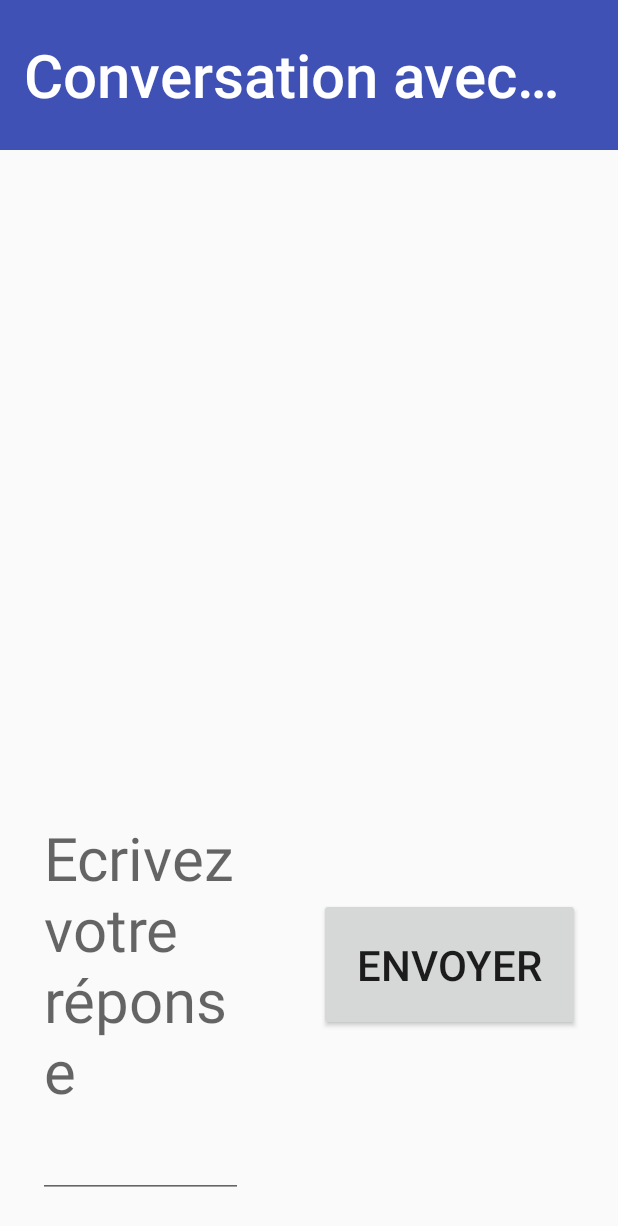
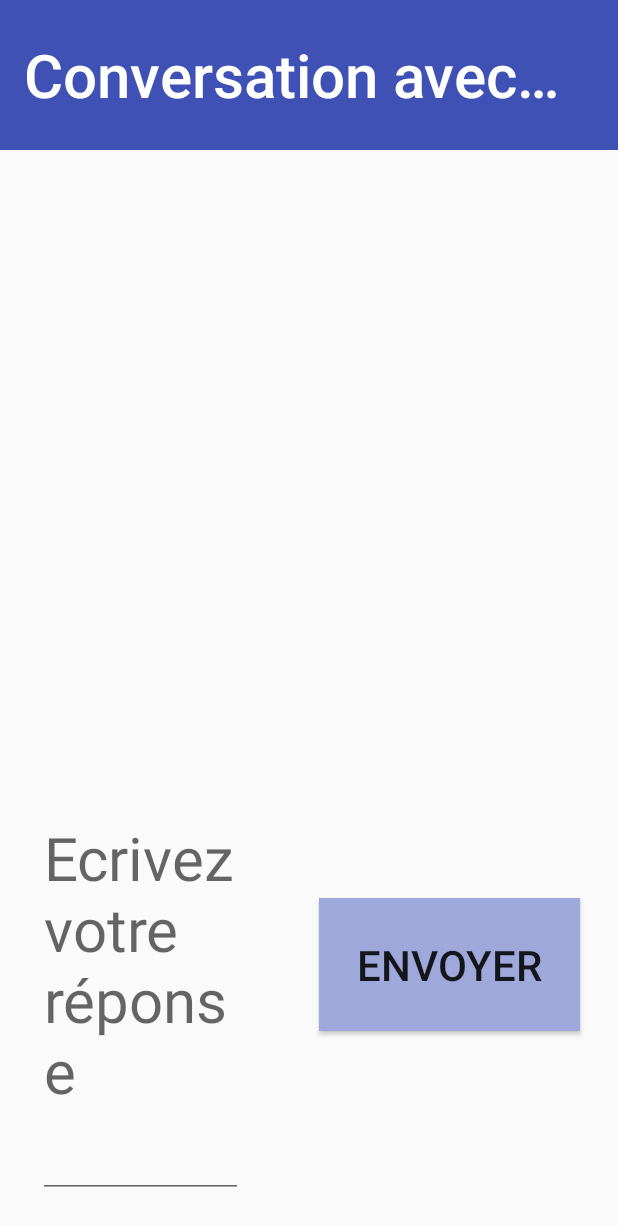
Before and after one commit to phdezann/connectus, an Android app: the ThreadActivity screen opened directly, with no data from a screen before it, after a tap on "RÉPONDRE", on a phone screen of 412 x 824 dp. Shown: the top 1226 px of the screen. Run offline under Robolectric (Android 15) with nearby library versions, the phone set to English and light mode, and no system bars; our stand-ins replace Dagger/Hilt's generated code; libraries missing offline, so code that uses them is left out: com.firebase.client, lombok.extern.slf4j, rx.android.schedulers, rx.functions, rx.schedulers and 2 more; 13 statements that could not run were skipped.

Commit message:
Button background more visible.

```diff
--- a/connectus-android-app/app/src/main/res/layout/thread.xml
+++ b/connectus-android-app/app/src/main/res/layout/thread.xml
@@ -17,6 +17,7 @@
         android:layout_height="wrap_content"
         android:layout_gravity="center"
         android:layout_margin="@dimen/standard_margin"
+        android:background="@color/indigo_200"
         android:padding="@dimen/standard_padding"
         android:text="@string/reply"
         android:textSize="@dimen/resident_msg_size" />
@@ -43,6 +44,7 @@
             android:layout_height="wrap_content"
             android:layout_gravity="center"
             android:layout_margin="@dimen/standard_margin"
+            android:background="@color/indigo_200"
             android:padding="@dimen/standard_padding"
             android:text="@string/send"
             android:textSize="@dimen/resident_msg_size" />
--- a/connectus-android-app/app/src/main/res/values/colors.xml
+++ b/connectus-android-app/app/src/main/res/values/colors.xml
@@ -22,6 +22,7 @@
     <color name="black">#000000</color>
 
     <color name="indigo_100">#e8eaf6</color>
+    <color name="indigo_200">#9fa8da</color>
     <color name="indigo_400">#5c6bc0</color>
 
     <color name="date">@color/indigo_400</color>
```
